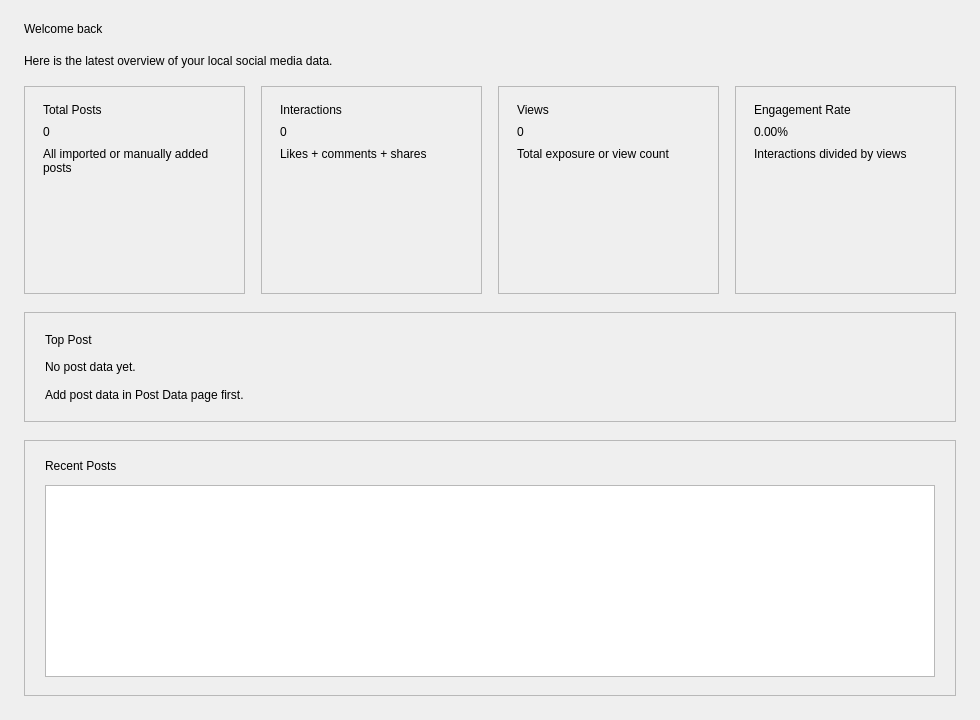
wuudiy/SocialMediaAnalyticsDashboard, file forms/DashboardPage.ui: the form before one commit.
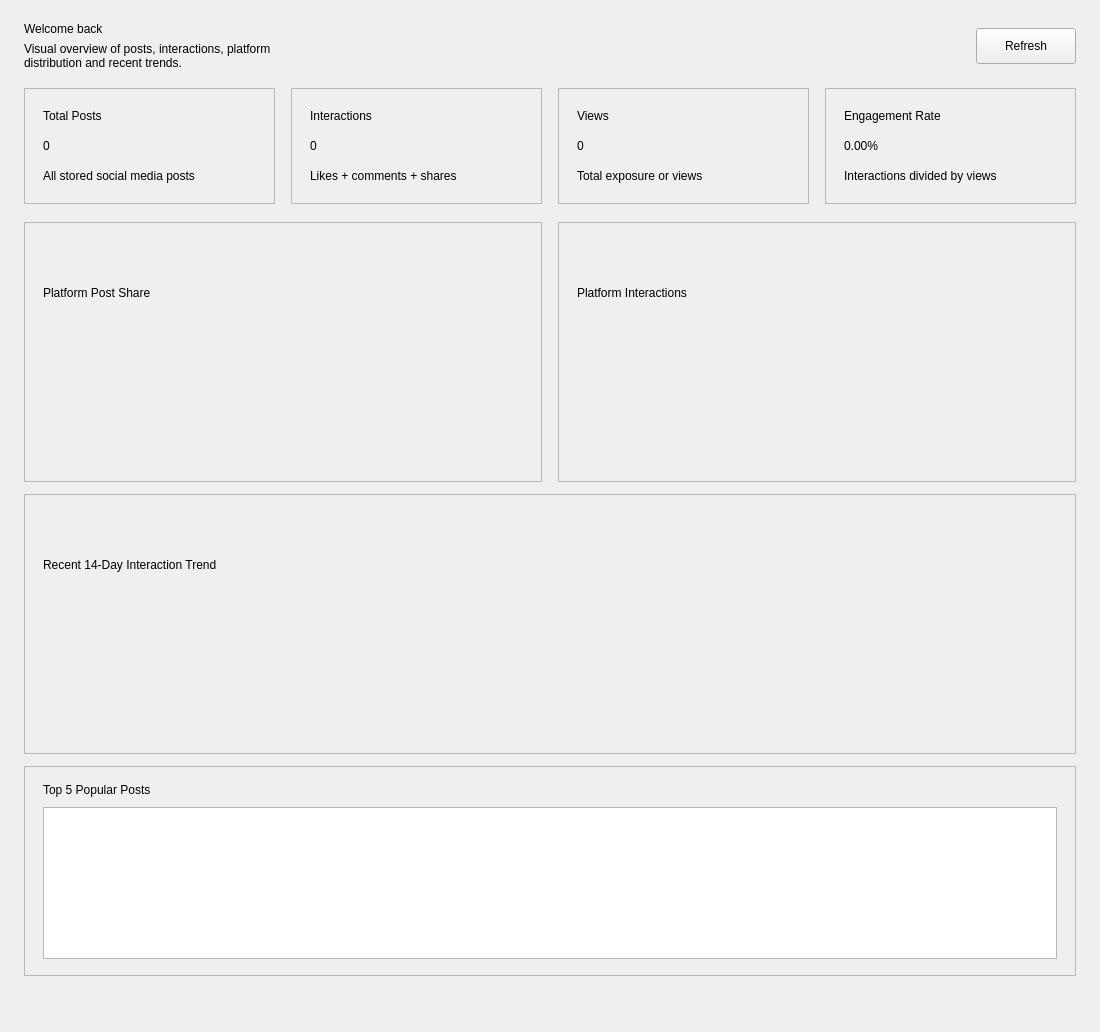
The form after the commit.

Commit message: 完成仪表盘可视化， 添加Qt Charts 折线图、柱状图、饼图

The edit to the form file:
```diff
--- a/forms/DashboardPage.ui
+++ b/forms/DashboardPage.ui
@@ -6,8 +6,8 @@
    <rect>
     <x>0</x>
     <y>0</y>
-    <width>980</width>
-    <height>720</height>
+    <width>1100</width>
+    <height>780</height>
    </rect>
   </property>
   <property name="windowTitle">
@@ -32,22 +32,66 @@
    </property>
 
    <item>
-    <widget class="QLabel" name="welcomeLabel">
-     <property name="text">
-      <string>Welcome back</string>
+    <layout class="QHBoxLayout" name="headerLayout">
+     <property name="spacing">
+      <number>12</number>
      </property>
-    </widget>
-   </item>
 
-   <item>
-    <widget class="QLabel" name="subtitleLabel">
-     <property name="text">
-      <string>Here is the latest overview of your local social media data.</string>
-     </property>
-     <property name="wordWrap">
-      <bool>true</bool>
-     </property>
-    </widget>
+     <item>
+      <layout class="QVBoxLayout" name="headerTextLayout">
+       <property name="spacing">
+        <number>6</number>
+       </property>
+
+       <item>
+        <widget class="QLabel" name="welcomeLabel">
+         <property name="text">
+          <string>Welcome back</string>
+         </property>
+        </widget>
+       </item>
+
+       <item>
+        <widget class="QLabel" name="subtitleLabel">
+         <property name="text">
+          <string>Visual overview of posts, interactions, platform distribution and recent trends.</string>
+         </property>
+         <property name="wordWrap">
+          <bool>true</bool>
+         </property>
+        </widget>
+       </item>
+      </layout>
+     </item>
+
+     <item>
+      <spacer name="headerSpacer">
+       <property name="orientation">
+        <enum>Qt::Horizontal</enum>
+       </property>
+       <property name="sizeHint" stdset="0">
+        <size>
+         <width>40</width>
+         <height>20</height>
+        </size>
+       </property>
+      </spacer>
+     </item>
+
+     <item>
+      <widget class="QPushButton" name="refreshButton">
+       <property name="text">
+        <string>Refresh</string>
+       </property>
+       <property name="minimumSize">
+        <size>
+         <width>100</width>
+         <height>36</height>
+        </size>
+       </property>
+      </widget>
+     </item>
+    </layout>
    </item>
 
    <item>
@@ -73,64 +117,29 @@
        <property name="frameShadow">
         <enum>QFrame::Raised</enum>
        </property>
-
        <layout class="QVBoxLayout" name="totalPostsCardLayout">
-        <property name="leftMargin">
-         <number>18</number>
-        </property>
-        <property name="topMargin">
-         <number>16</number>
-        </property>
-        <property name="rightMargin">
-         <number>18</number>
-        </property>
-        <property name="bottomMargin">
-         <number>16</number>
-        </property>
-        <property name="spacing">
-         <number>8</number>
-        </property>
+        <property name="leftMargin"><number>18</number></property>
+        <property name="topMargin"><number>16</number></property>
+        <property name="rightMargin"><number>18</number></property>
+        <property name="bottomMargin"><number>16</number></property>
+        <property name="spacing"><number>8</number></property>
 
         <item>
          <widget class="QLabel" name="totalPostsTitleLabel">
-          <property name="text">
-           <string>Total Posts</string>
-          </property>
+          <property name="text"><string>Total Posts</string></property>
          </widget>
         </item>
-
         <item>
          <widget class="QLabel" name="totalPostsValueLabel">
-          <property name="text">
-           <string>0</string>
-          </property>
+          <property name="text"><string>0</string></property>
          </widget>
         </item>
-
         <item>
          <widget class="QLabel" name="totalPostsDescriptionLabel">
-          <property name="text">
-           <string>All imported or manually added posts</string>
-          </property>
-          <property name="wordWrap">
-           <bool>true</bool>
-          </property>
+          <property name="text"><string>All stored social media posts</string></property>
+          <property name="wordWrap"><bool>true</bool></property>
          </widget>
         </item>
-
-        <item>
-         <spacer name="totalPostsSpacer">
-          <property name="orientation">
-           <enum>Qt::Vertical</enum>
-          </property>
-          <property name="sizeHint" stdset="0">
-           <size>
-            <width>20</width>
-            <height>10</height>
-           </size>
-          </property>
-         </spacer>
-        </item>
        </layout>
       </widget>
      </item>
@@ -143,70 +152,31 @@
          <height>116</height>
         </size>
        </property>
-       <property name="frameShape">
-        <enum>QFrame::StyledPanel</enum>
-       </property>
-       <property name="frameShadow">
-        <enum>QFrame::Raised</enum>
-       </property>
-
+       <property name="frameShape"><enum>QFrame::StyledPanel</enum></property>
+       <property name="frameShadow"><enum>QFrame::Raised</enum></property>
        <layout class="QVBoxLayout" name="interactionsCardLayout">
-        <property name="leftMargin">
-         <number>18</number>
-        </property>
-        <property name="topMargin">
-         <number>16</number>
-        </property>
-        <property name="rightMargin">
-         <number>18</number>
-        </property>
-        <property name="bottomMargin">
-         <number>16</number>
-        </property>
-        <property name="spacing">
-         <number>8</number>
-        </property>
+        <property name="leftMargin"><number>18</number></property>
+        <property name="topMargin"><number>16</number></property>
+        <property name="rightMargin"><number>18</number></property>
+        <property name="bottomMargin"><number>16</number></property>
+        <property name="spacing"><number>8</number></property>
 
         <item>
          <widget class="QLabel" name="interactionsTitleLabel">
-          <property name="text">
-           <string>Interactions</string>
-          </property>
+          <property name="text"><string>Interactions</string></property>
          </widget>
         </item>
-
         <item>
          <widget class="QLabel" name="interactionsValueLabel">
-          <property name="text">
-           <string>0</string>
-          </property>
+          <property name="text"><string>0</string></property>
          </widget>
         </item>
-
         <item>
          <widget class="QLabel" name="interactionsDescriptionLabel">
-          <property name="text">
-           <string>Likes + comments + shares</string>
-          </property>
-          <property name="wordWrap">
-           <bool>true</bool>
-          </property>
+          <property name="text"><string>Likes + comments + shares</string></property>
+          <property name="wordWrap"><bool>true</bool></property>
          </widget>
         </item>
-
-        <item>
-         <spacer name="interactionsSpacer">
-          <property name="orientation">
-           <enum>Qt::Vertical</enum>
-          </property>
-          <property name="sizeHint" stdset="0">
-           <size>
-            <width>20</width>
-            <height>10</height>
-           </size>
-          </property>
-         </spacer>
-        </item>
        </layout>
       </widget>
      </item>
@@ -219,70 +189,31 @@
          <height>116</height>
         </size>
        </property>
-       <property name="frameShape">
-        <enum>QFrame::StyledPanel</enum>
-       </property>
-       <property name="frameShadow">
-        <enum>QFrame::Raised</enum>
-       </property>
-
+       <property name="frameShape"><enum>QFrame::StyledPanel</enum></property>
+       <property name="frameShadow"><enum>QFrame::Raised</enum></property>
        <layout class="QVBoxLayout" name="viewsCardLayout">
-        <property name="leftMargin">
-         <number>18</number>
-        </property>
-        <property name="topMargin">
-         <number>16</number>
-        </property>
-        <property name="rightMargin">
-         <number>18</number>
-        </property>
-        <property name="bottomMargin">
-         <number>16</number>
-        </property>
-        <property name="spacing">
-         <number>8</number>
-        </property>
+        <property name="leftMargin"><number>18</number></property>
+        <property name="topMargin"><number>16</number></property>
+        <property name="rightMargin"><number>18</number></property>
+        <property name="bottomMargin"><number>16</number></property>
+        <property name="spacing"><number>8</number></property>
 
         <item>
          <widget class="QLabel" name="viewsTitleLabel">
-          <property name="text">
-           <string>Views</string>
-          </property>
+          <property name="text"><string>Views</string></property>
          </widget>
         </item>
-
         <item>
          <widget class="QLabel" name="viewsValueLabel">
-          <property name="text">
-           <string>0</string>
-          </property>
+          <property name="text"><string>0</string></property>
          </widget>
         </item>
-
         <item>
          <widget class="QLabel" name="viewsDescriptionLabel">
-          <property name="text">
-           <string>Total exposure or view count</string>
-          </property>
-          <property name="wordWrap">
-           <bool>true</bool>
-          </property>
+          <property name="text"><string>Total exposure or views</string></property>
+          <property name="wordWrap"><bool>true</bool></property>
          </widget>
         </item>
-
-        <item>
-         <spacer name="viewsSpacer">
-          <property name="orientation">
-           <enum>Qt::Vertical</enum>
-          </property>
-          <property name="sizeHint" stdset="0">
-           <size>
-            <width>20</width>
-            <height>10</height>
-           </size>
-          </property>
-         </spacer>
-        </item>
        </layout>
       </widget>
      </item>
@@ -295,135 +226,152 @@
          <height>116</height>
         </size>
        </property>
-       <property name="frameShape">
-        <enum>QFrame::StyledPanel</enum>
-       </property>
-       <property name="frameShadow">
-        <enum>QFrame::Raised</enum>
-       </property>
-
+       <property name="frameShape"><enum>QFrame::StyledPanel</enum></property>
+       <property name="frameShadow"><enum>QFrame::Raised</enum></property>
        <layout class="QVBoxLayout" name="engagementCardLayout">
-        <property name="leftMargin">
-         <number>18</number>
-        </property>
-        <property name="topMargin">
-         <number>16</number>
-        </property>
-        <property name="rightMargin">
-         <number>18</number>
-        </property>
-        <property name="bottomMargin">
-         <number>16</number>
-        </property>
-        <property name="spacing">
-         <number>8</number>
-        </property>
+        <property name="leftMargin"><number>18</number></property>
+        <property name="topMargin"><number>16</number></property>
+        <property name="rightMargin"><number>18</number></property>
+        <property name="bottomMargin"><number>16</number></property>
+        <property name="spacing"><number>8</number></property>
 
         <item>
          <widget class="QLabel" name="engagementTitleLabel">
-          <property name="text">
-           <string>Engagement Rate</string>
-          </property>
+          <property name="text"><string>Engagement Rate</string></property>
          </widget>
         </item>
-
         <item>
          <widget class="QLabel" name="engagementValueLabel">
-          <property name="text">
-           <string>0.00%</string>
-          </property>
+          <property name="text"><string>0.00%</string></property>
          </widget>
         </item>
-
         <item>
          <widget class="QLabel" name="engagementDescriptionLabel">
-          <property name="text">
-           <string>Interactions divided by views</string>
-          </property>
-          <property name="wordWrap">
-           <bool>true</bool>
-          </property>
+          <property name="text"><string>Interactions divided by views</string></property>
+          <property name="wordWrap"><bool>true</bool></property>
          </widget>
         </item>
+       </layout>
+      </widget>
+     </item>
+    </layout>
+   </item>
 
+   <item>
+    <layout class="QGridLayout" name="chartsGrid">
+     <property name="horizontalSpacing"><number>16</number></property>
+     <property name="verticalSpacing"><number>16</number></property>
+
+     <item row="0" column="0">
+      <widget class="QFrame" name="platformPieCard">
+       <property name="minimumSize">
+        <size>
+         <width>0</width>
+         <height>260</height>
+        </size>
+       </property>
+       <property name="frameShape"><enum>QFrame::StyledPanel</enum></property>
+       <property name="frameShadow"><enum>QFrame::Raised</enum></property>
+
+       <layout class="QVBoxLayout" name="platformPieCardLayout">
+        <property name="leftMargin"><number>18</number></property>
+        <property name="topMargin"><number>16</number></property>
+        <property name="rightMargin"><number>18</number></property>
+        <property name="bottomMargin"><number>16</number></property>
+        <property name="spacing"><number>10</number></property>
+
         <item>
-         <spacer name="engagementSpacer">
-          <property name="orientation">
-           <enum>Qt::Vertical</enum>
-          </property>
-          <property name="sizeHint" stdset="0">
-           <size>
-            <width>20</width>
-            <height>10</height>
-           </size>
-          </property>
-         </spacer>
+         <widget class="QLabel" name="platformPieTitleLabel">
+          <property name="text"><string>Platform Post Share</string></property>
+         </widget>
         </item>
+
+        <item>
+         <widget class="QWidget" name="platformPieChartContainer">
+          <layout class="QVBoxLayout" name="platformPieChartContainerLayout">
+           <property name="leftMargin"><number>0</number></property>
+           <property name="topMargin"><number>0</number></property>
+           <property name="rightMargin"><number>0</number></property>
+           <property name="bottomMargin"><number>0</number></property>
+          </layout>
+         </widget>
+        </item>
        </layout>
       </widget>
      </item>
+
+     <item row="0" column="1">
+      <widget class="QFrame" name="platformBarCard">
+       <property name="minimumSize">
+        <size>
+         <width>0</width>
+         <height>260</height>
+        </size>
+       </property>
+       <property name="frameShape"><enum>QFrame::StyledPanel</enum></property>
+       <property name="frameShadow"><enum>QFrame::Raised</enum></property>
+
+       <layout class="QVBoxLayout" name="platformBarCardLayout">
+        <property name="leftMargin"><number>18</number></property>
+        <property name="topMargin"><number>16</number></property>
+        <property name="rightMargin"><number>18</number></property>
+        <property name="bottomMargin"><number>16</number></property>
+        <property name="spacing"><number>10</number></property>
+
+        <item>
+         <widget class="QLabel" name="platformBarTitleLabel">
+          <property name="text"><string>Platform Interactions</string></property>
+         </widget>
+        </item>
+
+        <item>
+         <widget class="QWidget" name="platformBarChartContainer">
+          <layout class="QVBoxLayout" name="platformBarChartContainerLayout">
+           <property name="leftMargin"><number>0</number></property>
+           <property name="topMargin"><number>0</number></property>
+           <property name="rightMargin"><number>0</number></property>
+           <property name="bottomMargin"><number>0</number></property>
+          </layout>
+         </widget>
+        </item>
+       </layout>
+      </widget>
+     </item>
     </layout>
    </item>
 
    <item>
-    <widget class="QFrame" name="topPostCard">
+    <widget class="QFrame" name="dailyTrendCard">
      <property name="minimumSize">
       <size>
        <width>0</width>
-       <height>110</height>
+       <height>260</height>
       </size>
      </property>
-     <property name="frameShape">
-      <enum>QFrame::StyledPanel</enum>
-     </property>
-     <property name="frameShadow">
-      <enum>QFrame::Raised</enum>
-     </property>
+     <property name="frameShape"><enum>QFrame::StyledPanel</enum></property>
+     <property name="frameShadow"><enum>QFrame::Raised</enum></property>
 
-     <layout class="QVBoxLayout" name="topPostCardLayout">
-      <property name="leftMargin">
-       <number>20</number>
-      </property>
-      <property name="topMargin">
-       <number>18</number>
-      </property>
-      <property name="rightMargin">
-       <number>20</number>
-      </property>
-      <property name="bottomMargin">
-       <number>18</number>
-      </property>
-      <property name="spacing">
-       <number>10</number>
-      </property>
+     <layout class="QVBoxLayout" name="dailyTrendCardLayout">
+      <property name="leftMargin"><number>18</number></property>
+      <property name="topMargin"><number>16</number></property>
+      <property name="rightMargin"><number>18</number></property>
+      <property name="bottomMargin"><number>16</number></property>
+      <property name="spacing"><number>10</number></property>
 
       <item>
-       <widget class="QLabel" name="topPostPanelTitleLabel">
-        <property name="text">
-         <string>Top Post</string>
-        </property>
+       <widget class="QLabel" name="dailyTrendTitleLabel">
+        <property name="text"><string>Recent 14-Day Interaction Trend</string></property>
        </widget>
       </item>
 
       <item>
-       <widget class="QLabel" name="topPostTitleLabel">
-        <property name="text">
-         <string>No post data yet.</string>
-        </property>
-        <property name="wordWrap">
-         <bool>true</bool>
-        </property>
-       </widget>
-      </item>
-
-      <item>
-       <widget class="QLabel" name="topPostDetailLabel">
-        <property name="text">
-         <string>Add post data in Post Data page first.</string>
-        </property>
-        <property name="wordWrap">
-         <bool>true</bool>
-        </property>
+       <widget class="QWidget" name="dailyTrendChartContainer">
+        <layout class="QVBoxLayout" name="dailyTrendChartContainerLayout">
+         <property name="leftMargin"><number>0</number></property>
+         <property name="topMargin"><number>0</number></property>
+         <property name="rightMargin"><number>0</number></property>
+         <property name="bottomMargin"><number>0</number></property>
+        </layout>
        </widget>
       </item>
      </layout>
@@ -431,41 +379,31 @@
    </item>
 
    <item>
-    <widget class="QFrame" name="recentPostsCard">
-     <property name="frameShape">
-      <enum>QFrame::StyledPanel</enum>
+    <widget class="QFrame" name="topPostsCard">
+     <property name="minimumSize">
+      <size>
+       <width>0</width>
+       <height>210</height>
+      </size>
      </property>
-     <property name="frameShadow">
-      <enum>QFrame::Raised</enum>
-     </property>
+     <property name="frameShape"><enum>QFrame::StyledPanel</enum></property>
+     <property name="frameShadow"><enum>QFrame::Raised</enum></property>
 
-     <layout class="QVBoxLayout" name="recentPostsCardLayout">
-      <property name="leftMargin">
-       <number>20</number>
-      </property>
-      <property name="topMargin">
-       <number>18</number>
-      </property>
-      <property name="rightMargin">
-       <number>20</number>
-      </property>
-      <property name="bottomMargin">
-       <number>18</number>
-      </property>
-      <property name="spacing">
-       <number>12</number>
-      </property>
+     <layout class="QVBoxLayout" name="topPostsCardLayout">
+      <property name="leftMargin"><number>18</number></property>
+      <property name="topMargin"><number>16</number></property>
+      <property name="rightMargin"><number>18</number></property>
+      <property name="bottomMargin"><number>16</number></property>
+      <property name="spacing"><number>10</number></property>
 
       <item>
-       <widget class="QLabel" name="recentPostsPanelTitleLabel">
-        <property name="text">
-         <string>Recent Posts</string>
-        </property>
+       <widget class="QLabel" name="topPostsTitleLabel">
+        <property name="text"><string>Top 5 Popular Posts</string></property>
        </widget>
       </item>
 
       <item>
-       <widget class="QTableWidget" name="recentPostsTable">
+       <widget class="QTableWidget" name="topPostsTable">
         <property name="alternatingRowColors">
          <bool>true</bool>
         </property>
@@ -474,6 +412,18 @@
      </layout>
     </widget>
    </item>
+
+   <item>
+    <widget class="QLabel" name="messageLabel">
+     <property name="text">
+      <string/>
+     </property>
+     <property name="wordWrap">
+      <bool>true</bool>
+     </property>
+    </widget>
+   </item>
+
   </layout>
  </widget>
  <resources/>
```
The commit also changes 6 other files.
